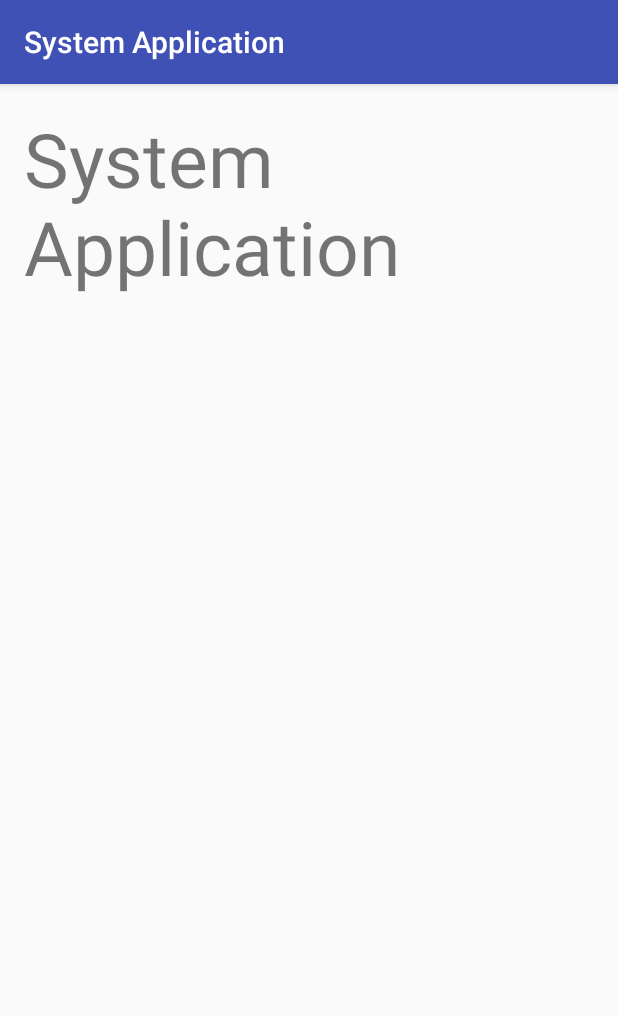
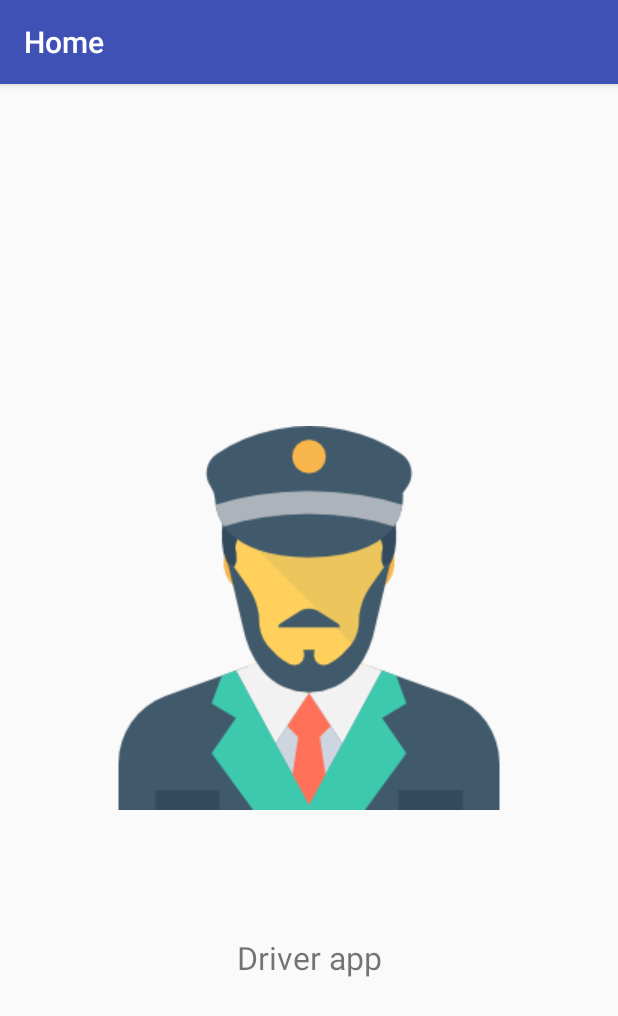
Before and after one commit to bilal-rashid/Tracker, an Android app: the screen it shows after launch (MainActivity), on a phone screen of 412 x 824 dp. Shown: the top 1016 px of the screen. Run offline under Robolectric (Android 15) with nearby library versions, the light colour scheme and no system bars.

Commit message:
driver app made functional

```diff
--- a/app/src/main/AndroidManifest.xml
+++ b/app/src/main/AndroidManifest.xml
@@ -21,12 +21,11 @@
         android:theme="@style/AppTheme">
         <activity
             android:name=".MainActivity"
-            android:label="System Application"
+            android:label="Home"
             android:theme="@style/AppTheme.NoActionBar">
             <intent-filter>
                 <action android:name="android.intent.action.MAIN" />
                 <category android:name="android.intent.category.LAUNCHER" />
-
             </intent-filter>
         </activity>
         <service android:name=".MyService" />
--- a/app/src/main/res/layout/activity_main.xml
+++ b/app/src/main/res/layout/activity_main.xml
@@ -21,6 +21,6 @@
 
     </android.support.design.widget.AppBarLayout>
 
-    <include layout="@layout/content_main" />
+    <include layout="@layout/content_main2" />
 
 </android.support.design.widget.CoordinatorLayout>
--- a/app/src/main/res/layout/content_main.xml
+++ b/app/src/main/res/layout/content_main.xml
@@ -15,7 +15,7 @@
     <TextView
         android:layout_width="wrap_content"
         android:layout_height="wrap_content"
-        android:text="System Application"
-        android:textSize="50dp"/>
+        android:text="Driver Application"
+        android:textSize="21sp"/>
 
 </RelativeLayout>
--- /dev/null
+++ b/app/src/main/res/layout/content_main2.xml
@@ -0,0 +1,39 @@
+<?xml version="1.0" encoding="utf-8"?>
+<android.support.constraint.ConstraintLayout
+    xmlns:android="http://schemas.android.com/apk/res/android"
+    xmlns:app="http://schemas.android.com/apk/res-auto"
+    xmlns:tools="http://schemas.android.com/tools"
+    android:layout_width="match_parent"
+    android:layout_height="match_parent">
+
+
+    <ImageView
+        android:id="@+id/imageView"
+        android:layout_width="wrap_content"
+        android:layout_height="wrap_content"
+        android:layout_marginBottom="18dp"
+        android:layout_marginEnd="18dp"
+        android:layout_marginStart="18dp"
+        android:layout_marginTop="18dp"
+        app:layout_constraintBottom_toBottomOf="parent"
+        app:layout_constraintEnd_toEndOf="parent"
+        app:layout_constraintStart_toStartOf="parent"
+        app:layout_constraintTop_toTopOf="parent"
+        android:src="@drawable/driver" />
+
+    <TextView
+        android:id="@+id/textView"
+        android:layout_width="wrap_content"
+        android:layout_height="wrap_content"
+        android:layout_marginBottom="8dp"
+        android:layout_marginEnd="8dp"
+        android:layout_marginStart="8dp"
+        android:layout_marginTop="8dp"
+        android:text="Driver app"
+        android:textSize="21sp"
+        app:layout_constraintBottom_toBottomOf="parent"
+        app:layout_constraintEnd_toEndOf="parent"
+        app:layout_constraintStart_toStartOf="parent"
+        app:layout_constraintTop_toTopOf="parent"
+        app:layout_constraintVertical_bias="0.79" />
+</android.support.constraint.ConstraintLayout>
--- a/app/src/main/res/values/strings.xml
+++ b/app/src/main/res/values/strings.xml
@@ -1,5 +1,5 @@
 <resources>
-    <string name="app_name">Application Wizard</string>
+    <string name="app_name">Driver app</string>
     <string name="title_activity_main">MainActivity</string>
     <string name="app_tag">DeviceAdminDemo - Prashant Adesara</string>
     <string name="app_description">
--- a/build.gradle
+++ b/build.gradle
@@ -3,6 +3,10 @@
 buildscript {
     repositories {
         jcenter()
+        maven {
+            url 'https://maven.google.com/'
+            name 'Google'
+        }
     }
     dependencies {
         classpath 'com.android.tools.build:gradle:3.0.0-beta7'
@@ -15,6 +19,7 @@ buildscript {
 allprojects {
     repositories {
         jcenter()
+        google()
     }
 }
 
```
Also changed, not shown: app/build.gradle (+9 -7 lines), app/src/main/java/com/example/bilal/tracker/notificationReceiver.java (+13 -1 lines), app/src/main/res/drawable/driver.png (added).
